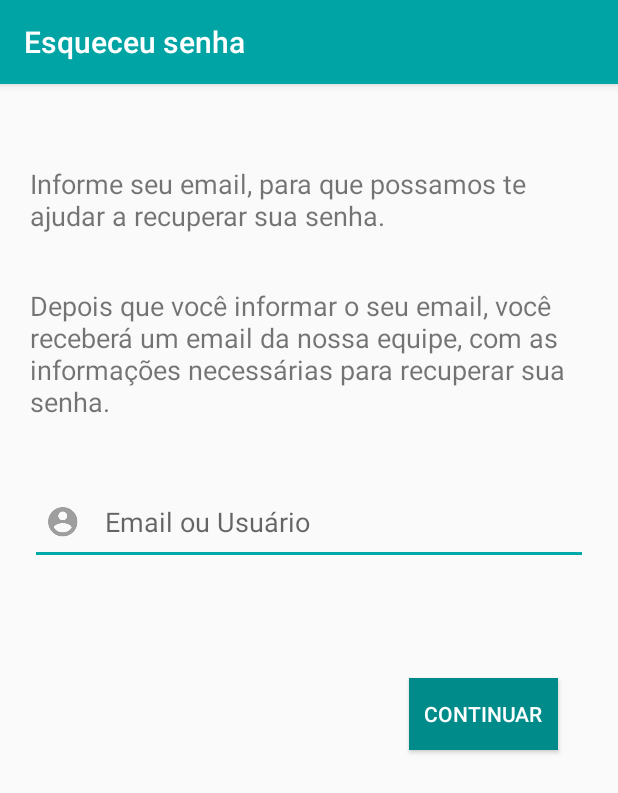
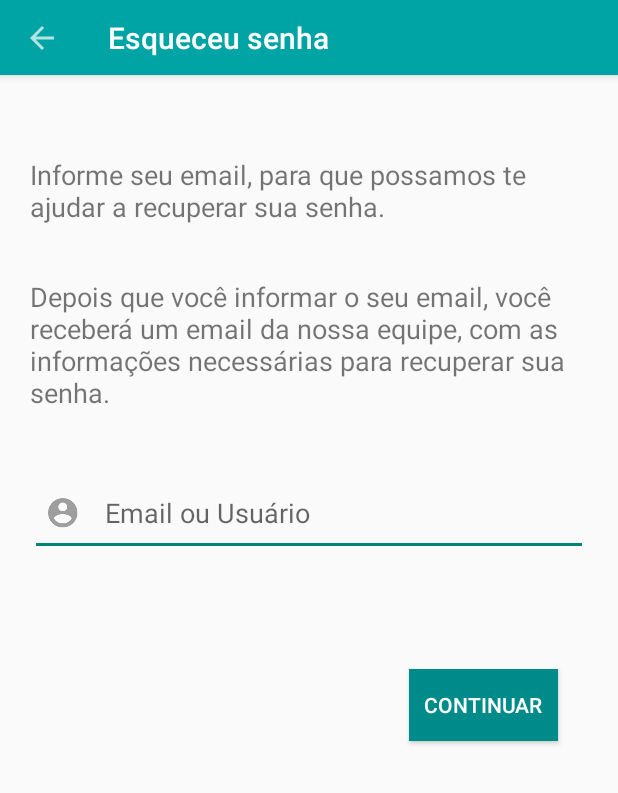
Before and after one commit to RobertoGomess/projetoandroid, an Android app: the screen it shows after launch (EsqueceuSenhaActivity), after a tap on "Esqueceu sua senha?", on a phone screen of 412 x 824 dp. Shown: the top 793 px of the screen. Run offline under Robolectric (Android 15) with nearby library versions, the phone set to English and light mode, and no system bars.

Commit message:
1 - adição dos botoes de voltar na Tollbar.

```diff
--- a/MeuProntuario/app/src/main/java/br/com/meuprontuario/meuprontuario/EsqueceuSenhaActivity.java
+++ b/MeuProntuario/app/src/main/java/br/com/meuprontuario/meuprontuario/EsqueceuSenhaActivity.java
@@ -3,6 +3,8 @@ package br.com.meuprontuario.meuprontuario;
 import android.content.Intent;
 import android.os.Bundle;
 import android.support.v7.app.AppCompatActivity;
+import android.support.v7.widget.Toolbar;
+import android.view.MenuItem;
 import android.widget.Button;
 import android.widget.EditText;
 import android.widget.TextView;
@@ -33,7 +35,17 @@ public class EsqueceuSenhaActivity extends AppCompatActivity {
         String valor = i.getStringExtra("VALOR");
         Toast.makeText(getApplicationContext(),valor,Toast.LENGTH_LONG).show();
 
-        //
+        //instancia toolBar
+        Toolbar myToolbar = (Toolbar)findViewById(R.id.my_toolbar);
+        setSupportActionBar(myToolbar);
+        getSupportActionBar().setDisplayHomeAsUpEnabled(true);
+    }
 
+    @Override
+    public boolean onOptionsItemSelected(MenuItem item) {
+
+        finish();
+
+        return super.onOptionsItemSelected(item);
     }
 }
--- a/MeuProntuario/app/src/main/java/br/com/meuprontuario/meuprontuario/HomeActivity.java
+++ b/MeuProntuario/app/src/main/java/br/com/meuprontuario/meuprontuario/HomeActivity.java
@@ -45,8 +45,6 @@ public class HomeActivity extends AppCompatActivity {
         //instanciando tollbar personalizada
         Toolbar myToolbar = (Toolbar) findViewById(R.id.my_toolbar);
         setSupportActionBar(myToolbar);
-        getSupportActionBar().setDisplayHomeAsUpEnabled(true);
-
     }
     @Override
     public boolean onCreateOptionsMenu(Menu menu) {
--- a/MeuProntuario/app/src/main/java/br/com/meuprontuario/meuprontuario/LoginActivity.java
+++ b/MeuProntuario/app/src/main/java/br/com/meuprontuario/meuprontuario/LoginActivity.java
@@ -4,6 +4,7 @@ import android.content.Intent;
 import android.os.Bundle;
 import android.support.v7.app.AlertDialog;
 import android.support.v7.app.AppCompatActivity;
+import android.support.v7.widget.Toolbar;
 import android.view.View;
 import android.widget.Button;
 import android.widget.EditText;
@@ -42,7 +43,9 @@ public class LoginActivity extends AppCompatActivity {
         txtvEsqueceSenha = (TextView) findViewById(R.id.textViewEsqueceuSenha);
         btnCadastrar = (Button)findViewById(R.id.btnCadastrar);
         btnEntrar = (Button)findViewById(R.id.btn_Entrar);
-
+        //instanciando o Tollbar
+        Toolbar myToolbar = (Toolbar) findViewById(R.id.my_toolbar);
+        setSupportActionBar(myToolbar);
         //Eventos click
 
         txtvEsqueceSenha.setOnClickListener(new View.OnClickListener() {
--- a/MeuProntuario/app/src/main/java/br/com/meuprontuario/meuprontuario/MainActivity.java
+++ b/MeuProntuario/app/src/main/java/br/com/meuprontuario/meuprontuario/MainActivity.java
@@ -12,7 +12,7 @@ import java.util.List;
 
 public class MainActivity extends AppCompatActivity {
 
-    private static int TIME_DELAY_TELA = 2000;
+    private static int TIME_DELAY_TELA = 1500;
 
     @Override
     protected void onCreate(Bundle savedInstanceState) {
--- a/MeuProntuario/app/src/main/res/layout/activity_esqueceu_senha.xml
+++ b/MeuProntuario/app/src/main/res/layout/activity_esqueceu_senha.xml
@@ -1,10 +1,29 @@
 <?xml version="1.0" encoding="utf-8"?>
+<RelativeLayout xmlns:android="http://schemas.android.com/apk/res/android"
+    android:layout_width="match_parent"
+    android:layout_height="match_parent"
+    xmlns:app="http://schemas.android.com/apk/res-auto">
+
+    <android.support.v7.widget.Toolbar
+        android:id="@+id/my_toolbar"
+        android:layout_width="match_parent"
+        android:layout_height="50dp"
+        android:background="?attr/colorPrimary"
+        android:elevation="4dp"
+        app:titleTextColor="@color/colorBranco"
+        android:layout_alignParentTop="true"
+        android:layout_alignParentStart="true"
+        app:theme="@style/AppTheme.NoActionBar">
+
+    </android.support.v7.widget.Toolbar>
+
 <ScrollView xmlns:android="http://schemas.android.com/apk/res/android"
     android:layout_width="match_parent"
     android:layout_height="match_parent">
 
     <RelativeLayout xmlns:android="http://schemas.android.com/apk/res/android"
-        android:layout_width="match_parent" android:layout_height="match_parent">
+        android:layout_width="match_parent" android:layout_height="match_parent"
+        android:layout_marginTop="50dp">
 
         <TextView
             android:id="@+id/textViewInformacao"
@@ -63,3 +82,4 @@
     </RelativeLayout>
 
 </ScrollView>
+</RelativeLayout>
```
Also changed, not shown: MeuProntuario/app/src/main/AndroidManifest.xml (+25 -10 lines), MeuProntuario/app/src/main/java/br/com/meuprontuario/meuprontuario/CadastroActivity.java (+14 -0 lines), MeuProntuario/app/src/main/java/br/com/meuprontuario/meuprontuario/CadastroPasso2Activity.java (+12 -1 lines), MeuProntuario/app/src/main/java/br/com/meuprontuario/meuprontuario/CadastroPasso3Activity.java (+12 -0 lines), MeuProntuario/app/src/main/res/layout/activity_cadastro.xml (+25 -1 lines), MeuProntuario/app/src/main/res/layout/activity_cadastro_passo2.xml (+25 -0 lines), MeuProntuario/app/src/main/res/layout/activity_cadastro_passo3.xml (+25 -2 lines), MeuProntuario/app/src/main/res/layout/activity_home.xml (+3 -4 lines), MeuProntuario/app/src/main/res/layout/activity_login.xml (+11 -0 lines), MeuProntuario/app/src/main/res/menu/navigation.xml (+8 -4 lines).
